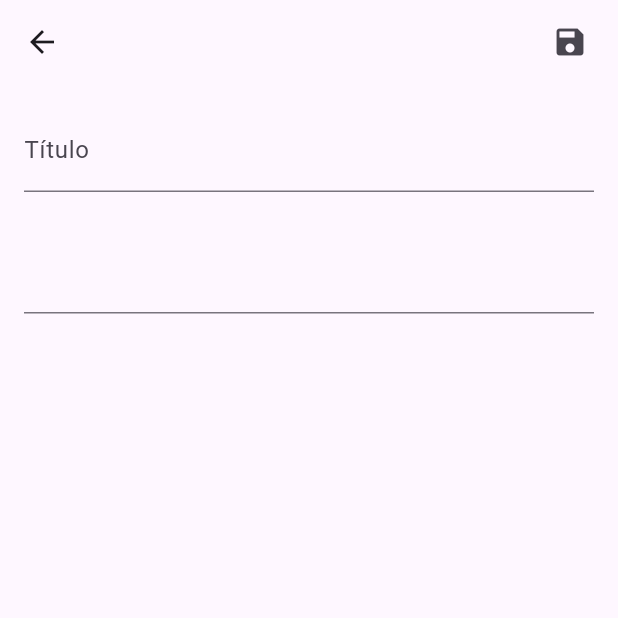
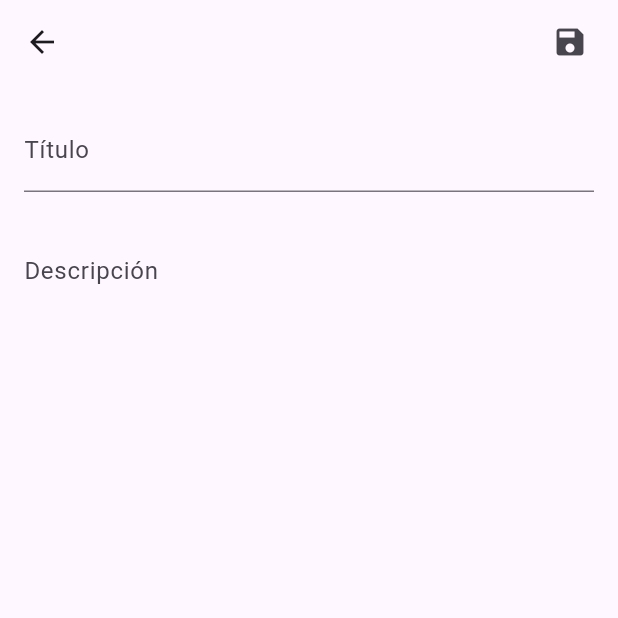
Before and after one commit to Rociotorrano/notas, a Flutter app: the screen it shows after launch, after a tap on the "border color" icon, on a phone screen of 412 x 824 dp, the top half of it. Run offline on Flutter 3.47's test engine with Material 3 defaults, Android fonts, the phone set to English and light mode, and no system bars.

Commit message:
ultimos detalles

```diff
--- a/lib/note_detail_screen.dart
+++ b/lib/note_detail_screen.dart
@@ -76,7 +76,8 @@ class _NoteDetailScreenState extends State<NoteDetailScreen> {
                 child: TextField(
                   controller: _contentController,
                   decoration: InputDecoration(
-                    labelText: '',
+                    labelText: 'Descripción',
+                    border: InputBorder.none,
                   ),
                   maxLines: null,
                   keyboardType: TextInputType.multiline,
```
